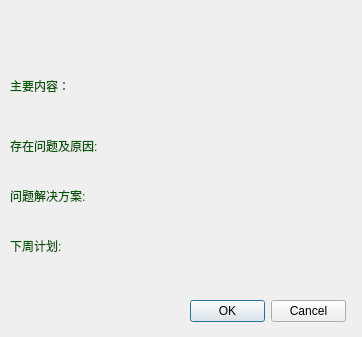
Above: SoftwareProManagement/daily.ui from crawler-john/graduationProject before the change. Below: the same form after it.
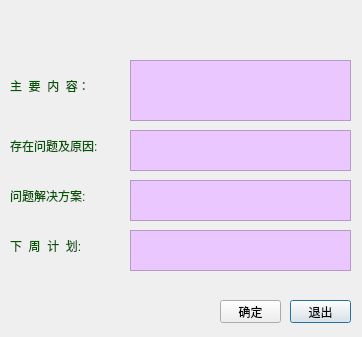
That is the form after the change. Icons and pictures are not drawn.

Commit message: 1.add daily function

The edit to the form file:
```diff
--- a/SoftwareProManagement/daily.ui
+++ b/SoftwareProManagement/daily.ui
@@ -18,28 +18,12 @@
 	background-image:url(img/daily.jpg);
 }</string>
   </property>
-  <widget class="QDialogButtonBox" name="buttonBox">
-   <property name="geometry">
-    <rect>
-     <x>190</x>
-     <y>300</y>
-     <width>156</width>
-     <height>23</height>
-    </rect>
-   </property>
-   <property name="orientation">
-    <enum>Qt::Horizontal</enum>
-   </property>
-   <property name="standardButtons">
-    <set>QDialogButtonBox::Cancel|QDialogButtonBox::Ok</set>
-   </property>
-  </widget>
   <widget class="QLabel" name="label">
    <property name="geometry">
     <rect>
      <x>10</x>
      <y>70</y>
-     <width>91</width>
+     <width>121</width>
      <height>31</height>
     </rect>
    </property>
@@ -48,7 +32,7 @@
 color:rgb(0, 85, 0);</string>
    </property>
    <property name="text">
-    <string>主要内容：</string>
+    <string>主  要  内  容：</string>
    </property>
   </widget>
   <widget class="QTextEdit" name="content">
@@ -62,7 +46,7 @@
    </property>
    <property name="styleSheet">
     <string notr="true">QTextEdit#content{
-	background:transparent;
+	background-color:rgb(235,199,255);
 }  
      
 </string>
@@ -96,7 +80,7 @@
    </property>
    <property name="styleSheet">
     <string notr="true">QTextEdit#problem{
-	background:transparent;
+	background-color:rgb(235,199,255);
 }  </string>
    </property>
   </widget>
@@ -128,7 +112,8 @@
    </property>
    <property name="styleSheet">
     <string notr="true">QTextEdit#solution{
-	background:transparent;
+	
+	background-color:rgb(235,199,255);
 }  </string>
    </property>
   </widget>
@@ -146,7 +131,7 @@
 color:rgb(0, 85, 0);</string>
    </property>
    <property name="text">
-    <string>下周计划:</string>
+    <string>下  周  计  划:</string>
    </property>
   </widget>
   <widget class="QTextEdit" name="plan">
@@ -160,10 +145,54 @@
    </property>
    <property name="styleSheet">
     <string notr="true">QTextEdit#plan{
-	background:transparent;
+	
+	background-color:rgb(235,199,255);
 }  </string>
    </property>
   </widget>
+  <widget class="QLabel" name="dailyInfo">
+   <property name="geometry">
+    <rect>
+     <x>20</x>
+     <y>295</y>
+     <width>161</width>
+     <height>21</height>
+    </rect>
+   </property>
+   <property name="styleSheet">
+    <string notr="true">font: 75 12pt &quot;黑体&quot;;
+color:rgb(255, 0, 0);</string>
+   </property>
+   <property name="text">
+    <string/>
+   </property>
+  </widget>
+  <widget class="QPushButton" name="BtnCancel">
+   <property name="geometry">
+    <rect>
+     <x>290</x>
+     <y>300</y>
+     <width>61</width>
+     <height>23</height>
+    </rect>
+   </property>
+   <property name="text">
+    <string>退出</string>
+   </property>
+  </widget>
+  <widget class="QPushButton" name="BtnConfirm">
+   <property name="geometry">
+    <rect>
+     <x>220</x>
+     <y>300</y>
+     <width>61</width>
+     <height>23</height>
+    </rect>
+   </property>
+   <property name="text">
+    <string>确定</string>
+   </property>
+  </widget>
  </widget>
  <tabstops>
   <tabstop>buttonBox</tabstop>
```
Left out of the diff: 40 changed lines with no effect on the pictures. The commit also changes 43 other files.
